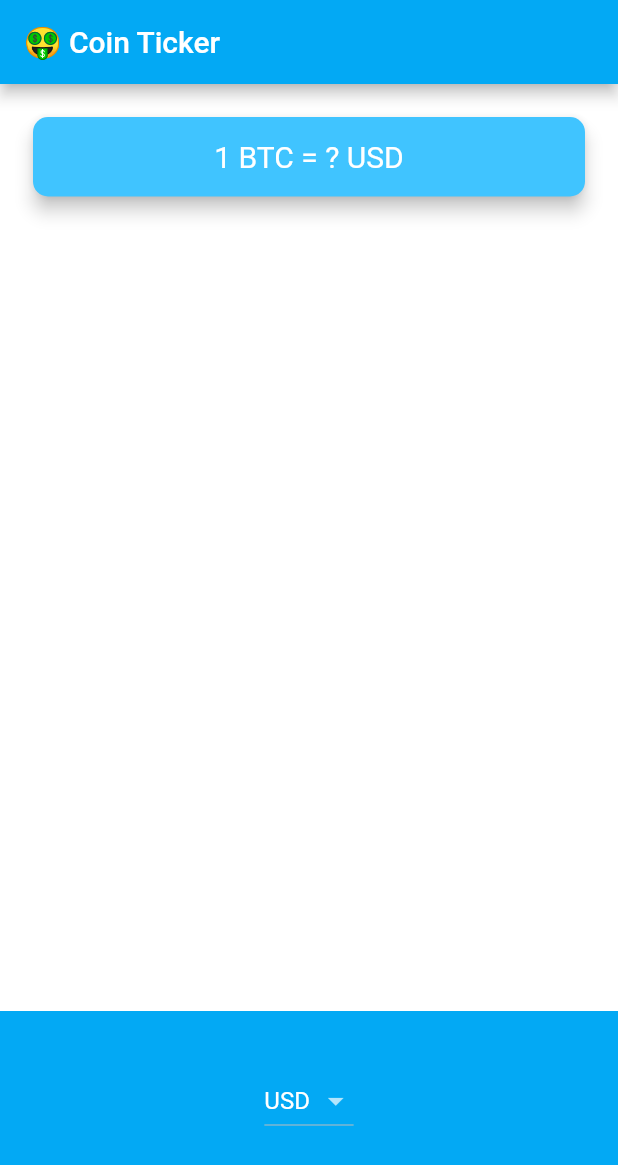
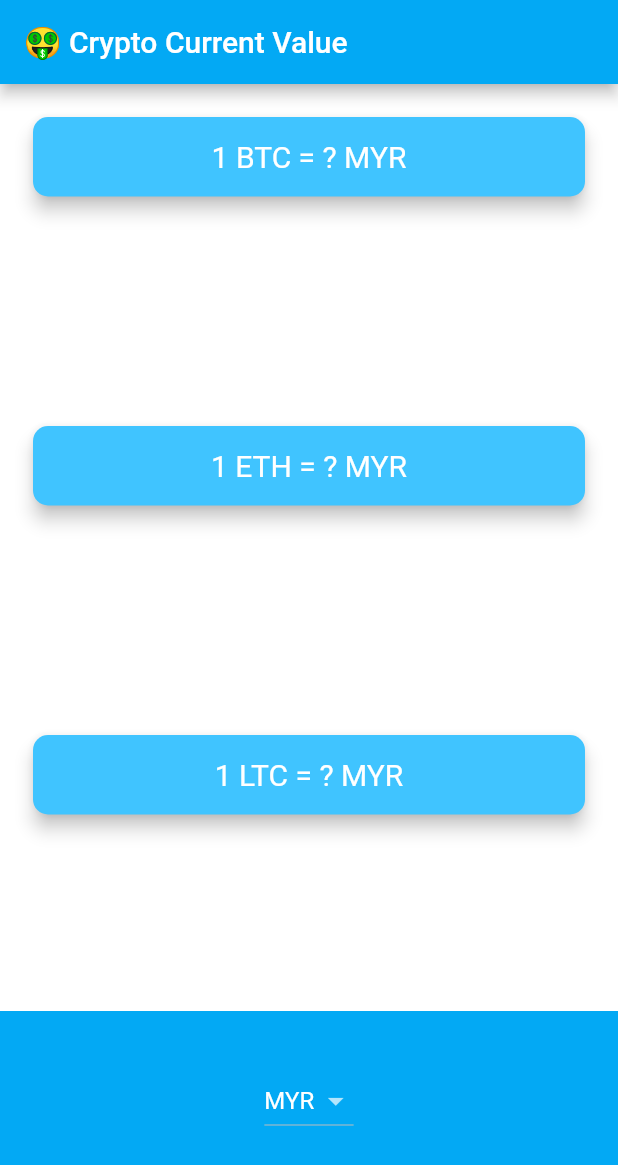
Before and after one commit to dreamtank89/bitcoin-ticker, a Flutter app: the screen it shows after launch, on a phone screen of 412 x 824 dp. Shown: the top 1165 px of the screen. Run offline on Flutter 3.47's test engine with Material 2 defaults, Android fonts, the phone set to English and light mode, and no system bars; network calls fail.

Commit message:
Bronze task to Gold

```diff
--- a/lib/coin_data.dart
+++ b/lib/coin_data.dart
@@ -1,7 +1,7 @@
 import 'package:bitcoin_ticker/network.dart';
 
 const List<String> currenciesList = [
-  'AUD',
+  'MYR',
   'BRL',
   'CAD',
   'CNY',
@@ -34,11 +34,27 @@ const myKey = 'CD591868-E7BB-43DE-8E3A-B581A9D7F592';
 const mapURL = 'https://rest.coinapi.io/v1/exchangerate';
 
 class CoinData {
-  Future<dynamic> getCoinData() async {
-    NetworkHelper network = NetworkHelper('$mapURL/BTC/MYR?apikey=$myKey');
+  Future<dynamic> getCoinData(selectedCurrency) async {
+    // var crypto = cryptoList.forEach(
+    //   (element) {
+    //     return element;
+    //   },
+    // ).toString();
 
-    var dataCoin = await network.getData();
+    // NetworkHelper network =
+    //     NetworkHelper('$mapURL/$crypto/$selectedCurrency?apikey=$myKey');
 
-    return dataCoin;
+    // return dataCoin;
+
+    Map<String, String> cryptoPrices = {};
+    for (String crypto in cryptoList) {
+      //Update the URL to use the crypto symbol from the cryptoList
+      NetworkHelper network =
+          NetworkHelper('$mapURL/$crypto/$selectedCurrency?apikey=$myKey');
+
+      var dataCoin = await network.getData();
+      cryptoPrices[crypto] = dataCoin.toStringAsFixed(0);
+    }
+    return cryptoPrices;
   }
 }
--- a/lib/network.dart
+++ b/lib/network.dart
@@ -13,7 +13,10 @@ class NetworkHelper {
     if (response.statusCode == 200) {
       String data = response.body;
 
-      return jsonDecode(data);
+      var decodedData = jsonDecode(data);
+      var lastPrice = decodedData['rate'];
+
+      return lastPrice;
     } else {
       print(response.statusCode);
     }
--- a/lib/price_screen.dart
+++ b/lib/price_screen.dart
@@ -9,7 +9,7 @@ class PriceScreen extends StatefulWidget {
 }
 
 class _PriceScreenState extends State<PriceScreen> {
-  String selectedCurrency = 'USD';
+  String selectedCurrency = 'MYR';
 
   DropdownButton<String> androidDropdown() {
     List<DropdownMenuItem<String>> dropdownItems = [];
@@ -44,7 +44,10 @@ class _PriceScreenState extends State<PriceScreen> {
     return CupertinoPicker(
       itemExtent: 32.0,
       onSelectedItemChanged: (selectedIndex) {
-        print(selectedIndex);
+        setState(() {
+          selectedCurrency = currenciesList[selectedIndex];
+          getCoinsData();
+        });
       },
       children: pickerItems,
     );
@@ -58,36 +61,56 @@ class _PriceScreenState extends State<PriceScreen> {
   //   }
   // }
 
+  Map<String, String> coinValues = {};
+
+  bool isWaiting = false;
+
+  void getCoinsData() async {
+    isWaiting = true;
+    try {
+      var coinData = await CoinData().getCoinData(selectedCurrency);
+
+      // var formattedCoin = NumberFormat.simpleCurrency.format(coinData);
+      isWaiting = false;
+      setState(() {
+        coinValues = coinData;
+      });
+    } catch (e) {
+      print(e);
+    }
+  }
+
+  @override
+  void initState() {
+    // TODO: implement initState
+    super.initState();
+    getCoinsData();
+  }
+
   @override
   Widget build(BuildContext context) {
     return Scaffold(
       appBar: AppBar(
-        title: Text('🤑 Coin Ticker'),
+        title: Text('🤑 Crypto Current Value'),
       ),
       body: Column(
         mainAxisAlignment: MainAxisAlignment.spaceBetween,
         crossAxisAlignment: CrossAxisAlignment.stretch,
         children: <Widget>[
-          Padding(
-            padding: EdgeInsets.fromLTRB(18.0, 18.0, 18.0, 0),
-            child: Card(
-              color: Colors.lightBlueAccent,
-              elevation: 5.0,
-              shape: RoundedRectangleBorder(
-                borderRadius: BorderRadius.circular(10.0),
-              ),
-              child: Padding(
-                padding: EdgeInsets.symmetric(vertical: 15.0, horizontal: 28.0),
-                child: Text(
-                  '1 BTC = ? USD',
-                  textAlign: TextAlign.center,
-                  style: TextStyle(
-                    fontSize: 20.0,
-                    color: Colors.white,
-                  ),
-                ),
-              ),
-            ),
+          CoinCard(
+            value: isWaiting ? '?' : coinValues['BTC'],
+            selectedCurrency: selectedCurrency,
+            cryptoCurrency: 'BTC',
+          ),
+          CoinCard(
+            value: isWaiting ? '?' : coinValues['ETH'],
+            selectedCurrency: selectedCurrency,
+            cryptoCurrency: 'ETH',
+          ),
+          CoinCard(
+            value: isWaiting ? '?' : coinValues['LTC'],
+            selectedCurrency: selectedCurrency,
+            cryptoCurrency: 'LTC',
           ),
           Container(
             height: 150.0,
@@ -101,3 +124,40 @@ class _PriceScreenState extends State<PriceScreen> {
     );
   }
 }
+
+class CoinCard extends StatelessWidget {
+  const CoinCard({
+    this.value,
+    this.selectedCurrency,
+    this.cryptoCurrency,
+  });
+
+  final String value;
+  final String selectedCurrency;
+  final String cryptoCurrency;
+
+  @override
+  Widget build(BuildContext context) {
+    return Padding(
+      padding: EdgeInsets.fromLTRB(18.0, 18.0, 18.0, 0),
+      child: Card(
+        color: Colors.lightBlueAccent,
+        elevation: 5.0,
+        shape: RoundedRectangleBorder(
+          borderRadius: BorderRadius.circular(10.0),
+        ),
+        child: Padding(
+          padding: EdgeInsets.symmetric(vertical: 15.0, horizontal: 28.0),
+          child: Text(
+            '1 $cryptoCurrency = $value $selectedCurrency',
+            textAlign: TextAlign.center,
+            style: TextStyle(
+              fontSize: 20.0,
+              color: Colors.white,
+            ),
+          ),
+        ),
+      ),
+    );
+  }
+}
--- a/pubspec.yaml
+++ b/pubspec.yaml
@@ -12,6 +12,7 @@ dependencies:
   cupertino_icons: ^0.1.2
 
   http: ^0.12.2
+  intl: ^0.16.1
 
 dev_dependencies:
   flutter_test:
```
Also changed, not shown: pubspec.lock.
